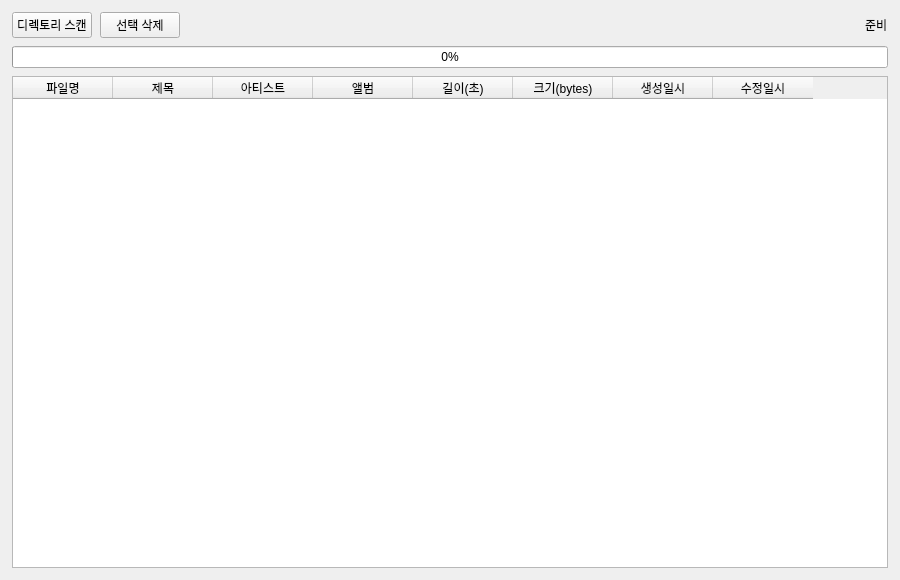
Above: src/main_window.ui from musiren/mp3-archive before the change. Below: the same form after it.
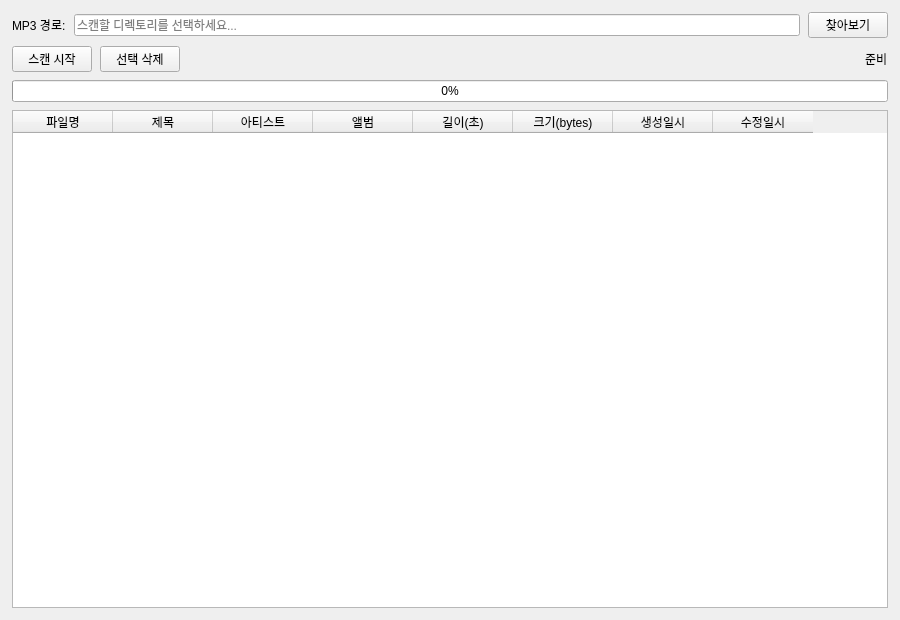
That is the form after the change.

Commit message:
feat: add persistent MP3 path configurator with browse dialog
Add a path row above the toolbar:
- QLineEdit (read-only) shows the configured directory
- 'Browse' button opens QFileDialog to pick a directory
- Selected path is saved via QSettings and restored on next launch
- 'Scan' button uses the configured path (warns if none set)
- btn_browse is also disabled during scan

Update main_window.ui, main_window.py, and add 4 new path tests (29 total).
Regenerate ui-preview.jpg to reflect the new layout.

https://claude.ai/code/session_01YFDPmPzoyxfymLkiNHqsrJ

```diff
--- a/src/main_window.ui
+++ b/src/main_window.ui
@@ -7,7 +7,7 @@
     <x>0</x>
     <y>0</y>
     <width>900</width>
-    <height>580</height>
+    <height>620</height>
    </rect>
   </property>
   <property name="windowTitle">
@@ -30,13 +30,54 @@
     <property name="bottomMargin">
      <number>12</number>
     </property>
+    <!-- Path configuration row -->
+    <item>
+     <layout class="QHBoxLayout" name="pathLayout">
+      <item>
+       <widget class="QLabel" name="label_path">
+        <property name="text">
+         <string>MP3 경로:</string>
+        </property>
+        <property name="minimumWidth">
+         <number>70</number>
+        </property>
+        <property name="maximumWidth">
+         <number>70</number>
+        </property>
+       </widget>
+      </item>
+      <item>
+       <widget class="QLineEdit" name="path_edit">
+        <property name="placeholderText">
+         <string>스캔할 디렉토리를 선택하세요...</string>
+        </property>
+        <property name="readOnly">
+         <bool>true</bool>
+        </property>
+       </widget>
+      </item>
+      <item>
+       <widget class="QPushButton" name="btn_browse">
+        <property name="text">
+         <string>찾아보기</string>
+        </property>
+        <property name="minimumWidth">
+         <number>90</number>
+        </property>
+        <property name="maximumWidth">
+         <number>90</number>
+        </property>
+       </widget>
+      </item>
+     </layout>
+    </item>
     <!-- Toolbar row -->
     <item>
      <layout class="QHBoxLayout" name="toolbarLayout">
       <item>
        <widget class="QPushButton" name="btn_scan">
         <property name="text">
-         <string>디렉토리 스캔</string>
+         <string>스캔 시작</string>
         </property>
         <property name="minimumWidth">
          <number>140</number>
```
Left out of the diff: 4 changed lines with no effect on the pictures. The commit also changes 3 other files.
